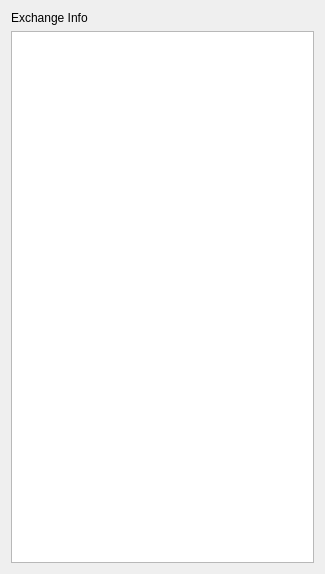
Before: the Qt Designer form info/exchangeinfo.ui in CMLDMR/BBOverFloaw, drawn with Qt 5.
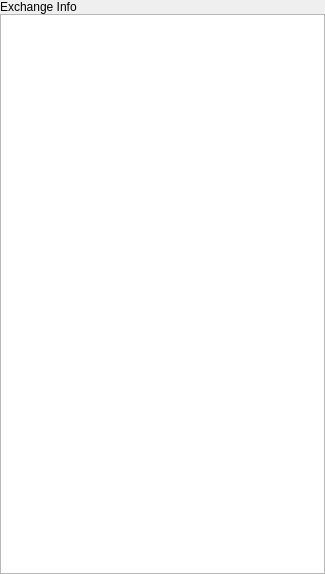
After: the same form once the commit is applied.

What changed in the file:
```diff
--- a/info/exchangeinfo.ui
+++ b/info/exchangeinfo.ui
@@ -14,6 +14,21 @@
    <string>Form</string>
   </property>
   <layout class="QVBoxLayout" name="verticalLayout">
+   <property name="spacing">
+    <number>0</number>
+   </property>
+   <property name="leftMargin">
+    <number>0</number>
+   </property>
+   <property name="topMargin">
+    <number>0</number>
+   </property>
+   <property name="rightMargin">
+    <number>0</number>
+   </property>
+   <property name="bottomMargin">
+    <number>0</number>
+   </property>
    <item>
     <widget class="QLabel" name="label">
      <property name="text">
@@ -22,7 +37,14 @@
     </widget>
    </item>
    <item>
-    <widget class="QTableView" name="tableView"/>
+    <widget class="QTableView" name="tableView">
+     <property name="editTriggers">
+      <set>QAbstractItemView::NoEditTriggers</set>
+     </property>
+     <property name="sortingEnabled">
+      <bool>true</bool>
+     </property>
+    </widget>
    </item>
   </layout>
  </widget>
```
